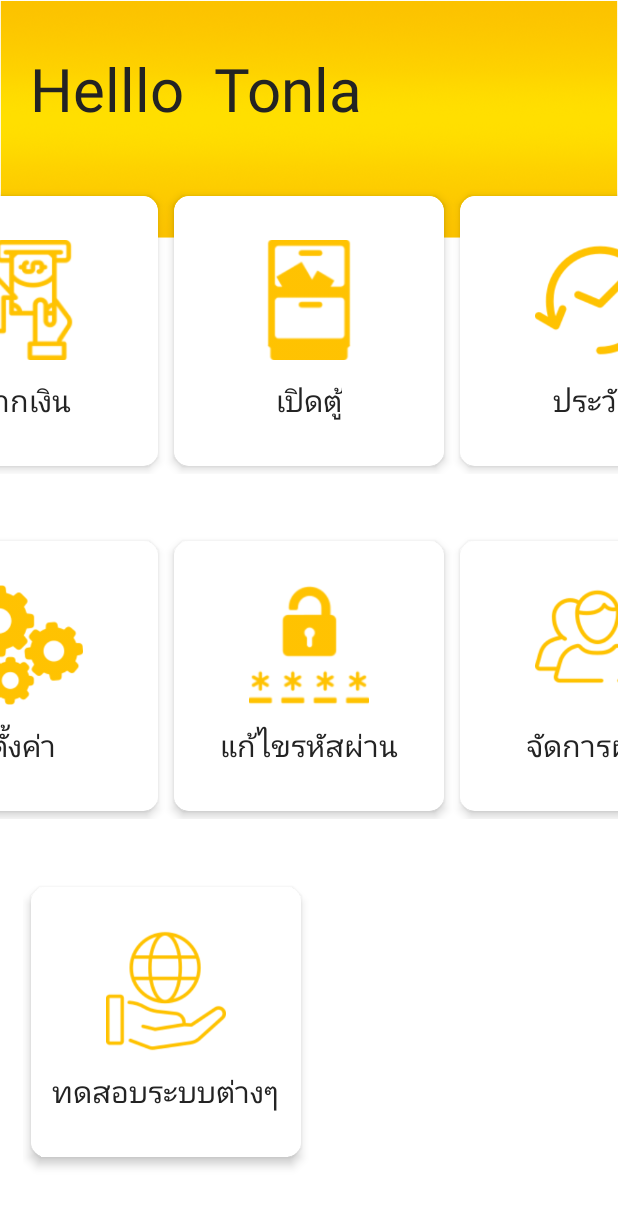
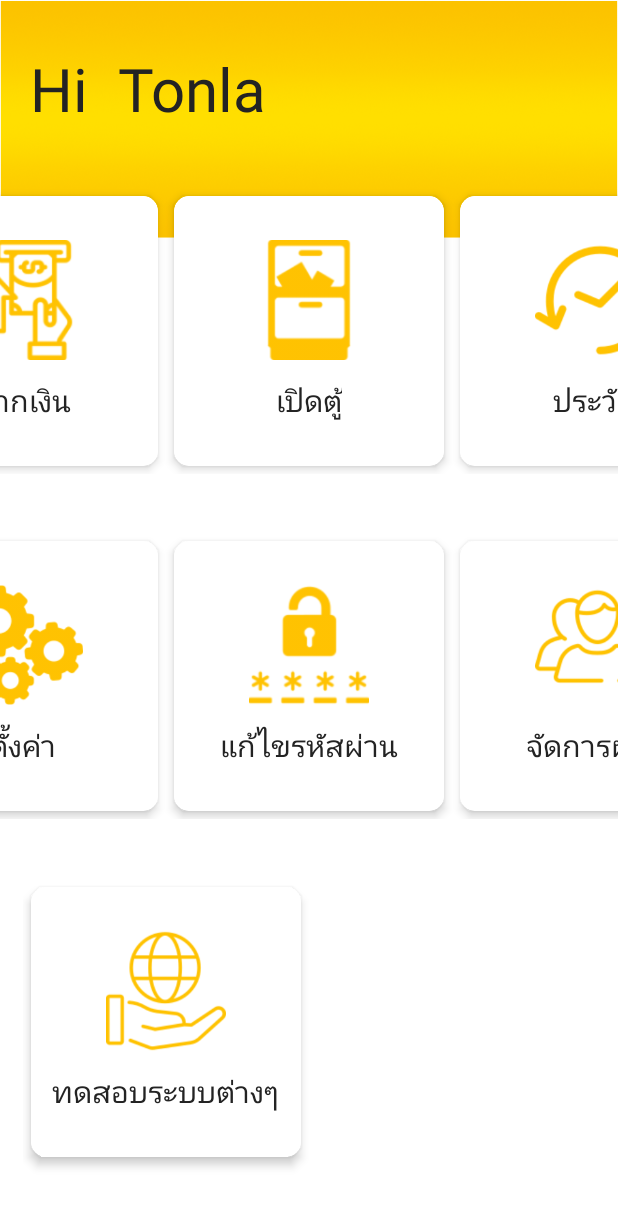
Before and after one commit to sahasompob/newtiger, an Android app: the fragment MainFragment placed in its activity, on a phone screen of 412 x 824 dp. Shown: the top 1207 px of the screen. Run offline under Robolectric (Android 15) with nearby library versions, the phone set to English and light mode, and no system bars; our stand-ins replace Room's generated code; Roboto replaces fonts that are not available here; 4 statements that could not run were skipped.

Commit message:
code from home 12/8/2562

```diff
--- a/app/src/main/res/layout/fragment_main.xml
+++ b/app/src/main/res/layout/fragment_main.xml
@@ -25,7 +25,7 @@ tools:context=".MainActivity">
              android:textSize="40dp"
              android:textColor="@color/colorBlack"
              android:layout_width="wrap_content"
-             android:text="Helllo"
+             android:text="Hi"
              android:layout_height="wrap_content" />
 
          <TextView
--- a/app/src/main/res/layout/fragment_manager.xml
+++ b/app/src/main/res/layout/fragment_manager.xml
@@ -25,7 +25,7 @@
              android:textSize="40dp"
              android:textColor="@color/colorBlack"
              android:layout_width="wrap_content"
-             android:text="Helllo"
+             android:text="Hi"
              android:layout_height="wrap_content" />
 
          <TextView
--- a/app/src/main/res/layout/fragment_user.xml
+++ b/app/src/main/res/layout/fragment_user.xml
@@ -25,7 +25,7 @@
              android:textSize="40dp"
              android:textColor="@color/colorBlack"
              android:layout_width="wrap_content"
-             android:text="Helllo"
+             android:text="Hi"
              android:layout_height="wrap_content" />
 
          <TextView
```
